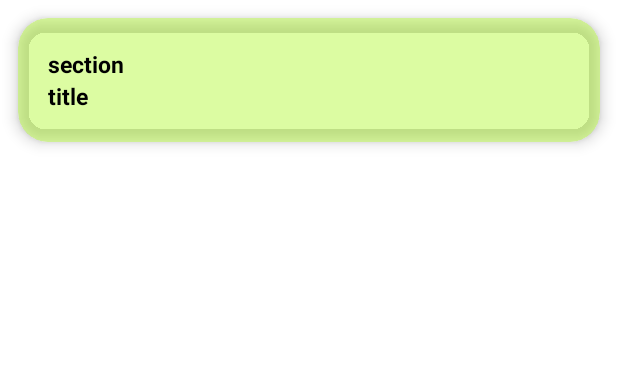
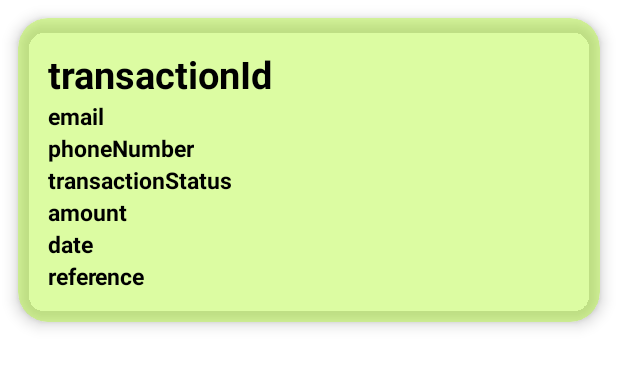
Before and after one commit to StevenGualpa/Kotlin_Android_PayPhone, an Android app: the layout card_viewd_historial.xml on its own in the app's theme, with its tools: preview values and no code run, on a phone screen of 412 x 824 dp. Shown: the top 367 px of the screen. Run offline under Robolectric (Android 15) with nearby library versions, the phone set to English and light mode, and no system bars; network calls fail.

Commit message:
Version 03
enpoint Historial

```diff
--- a/app/src/main/res/layout/card_viewd_historial.xml
+++ b/app/src/main/res/layout/card_viewd_historial.xml
@@ -19,21 +19,71 @@
         <TextView
             android:layout_width="wrap_content"
             android:layout_height="wrap_content"
-            android:text="section"
+            android:text="transactionId"
             android:textColor="@color/black"
-            android:id="@+id/geek_item_articulo_titulo"
+            android:id="@+id/geek_item_transactionId"
             android:textStyle="bold"
             android:layout_alignParentStart="true"
+            android:textSize="25dp"/>
+
+        <TextView
+            android:layout_width="wrap_content"
+            android:layout_height="wrap_content"
+            android:text="email"
+            android:textColor="@color/black"
+            android:id="@+id/geek_item_email"
+            android:textStyle="bold"
+            android:layout_below="@id/geek_item_transactionId"
             android:textSize="15sp"/>
 
         <TextView
             android:layout_width="wrap_content"
             android:layout_height="wrap_content"
-            android:text="title"
+            android:text="phoneNumber"
             android:textColor="@color/black"
-            android:id="@+id/geek_item_articulo_subtitulo"
+            android:id="@+id/geek_item_phoneNumber"
             android:textStyle="bold"
-            android:layout_below="@id/geek_item_articulo_titulo"
+            android:layout_below="@id/geek_item_email"
+            android:textSize="15sp"/>
+
+        <TextView
+            android:layout_width="wrap_content"
+            android:layout_height="wrap_content"
+            android:text="transactionStatus"
+            android:textColor="@color/black"
+            android:id="@+id/geek_item_transactionStatus"
+            android:textStyle="bold"
+            android:layout_below="@id/geek_item_phoneNumber"
+            android:textSize="15sp"/>
+
+        <TextView
+            android:layout_width="wrap_content"
+            android:layout_height="wrap_content"
+            android:text="amount"
+            android:textColor="@color/black"
+            android:id="@+id/geek_item_amount"
+            android:textStyle="bold"
+            android:layout_below="@id/geek_item_transactionStatus"
+            android:textSize="15sp"/>
+
+        <TextView
+            android:layout_width="wrap_content"
+            android:layout_height="wrap_content"
+            android:text="date"
+            android:textColor="@color/black"
+            android:id="@+id/geek_item_date"
+            android:textStyle="bold"
+            android:layout_below="@id/geek_item_amount"
+            android:textSize="15sp"/>
+
+        <TextView
+            android:layout_width="wrap_content"
+            android:layout_height="wrap_content"
+            android:text="reference"
+            android:textColor="@color/black"
+            android:id="@+id/geek_item_reference"
+            android:textStyle="bold"
+            android:layout_below="@id/geek_item_date"
             android:textSize="15sp"/>
 
 
```
Also changed, not shown: app/src/main/java/com/example/pago/CustomerAdapter_Historial.kt (+37 -12 lines), app/src/main/java/com/example/pago/MainActivity.kt (+102 -43 lines), app/src/main/res/layout/activity_main.xml (+7 -1 lines).
